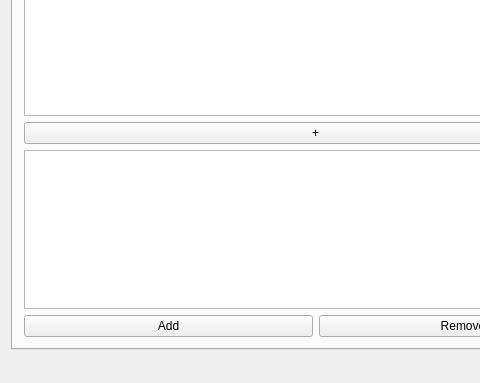
Before: the Qt Designer form mainwindow.ui in JohnSmith19/cmake-wizard, drawn with Qt 5; both pictures show x 0 to 480 and y 138 to 521 of the 631 by 521 pixel window.
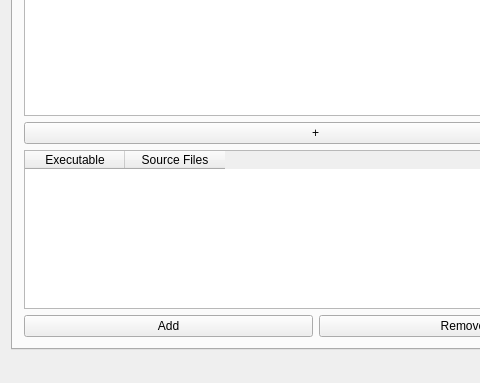
After: the same form once the commit is applied. Icons and pictures are not drawn.

Commit message: QTabWidget 에 Signal/Slot 추가

Patch:
```diff
--- a/mainwindow.ui
+++ b/mainwindow.ui
@@ -123,7 +123,18 @@
          </widget>
         </item>
         <item>
-         <widget class="QTableWidget" name="sourcesTable"/>
+         <widget class="QTableWidget" name="sourcesTable">
+          <column>
+           <property name="text">
+            <string>Executable</string>
+           </property>
+          </column>
+          <column>
+           <property name="text">
+            <string>Source Files</string>
+           </property>
+          </column>
+         </widget>
         </item>
         <item>
          <layout class="QHBoxLayout" name="horizontalLayout_4">
```
The commit also changes 2 other files.
